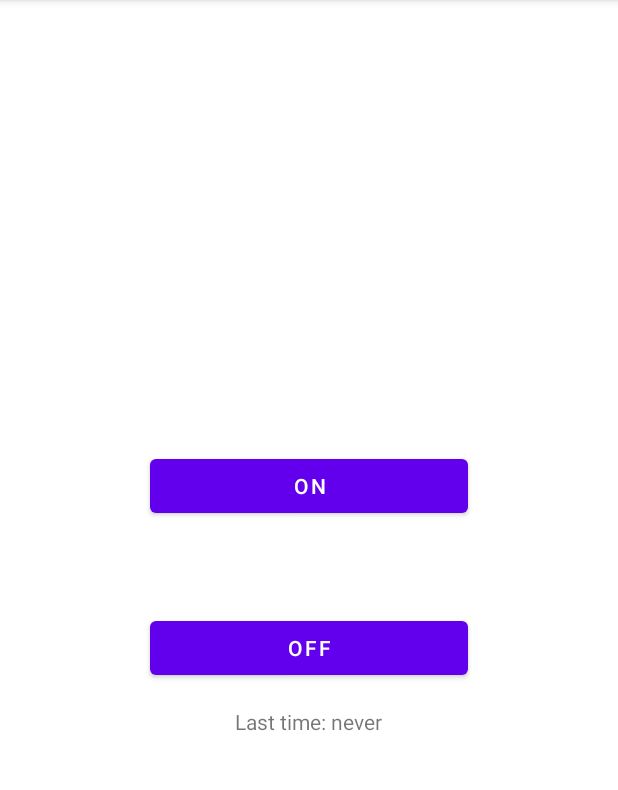
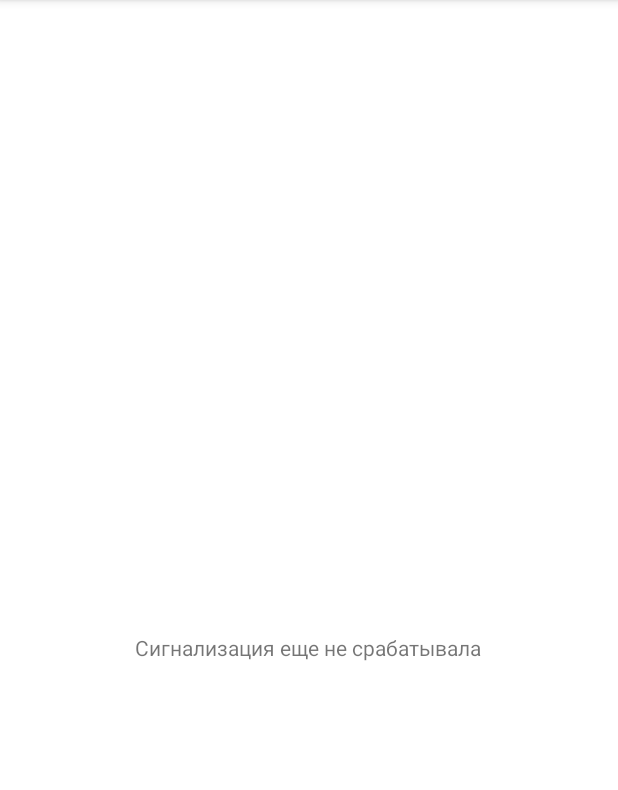
Before and after one commit to Nikita-080/IoT, an Android app: the screen it shows after launch (MainActivity), on a phone screen of 412 x 824 dp, the part 84-874 px from its top. Run offline under Robolectric (Android 15) with nearby library versions, the phone set to English and light mode, and no system bars.

Commit message:
сообщения на русском языке. очистка кода

```diff
--- a/mobile/app/src/main/res/layout/activity_main.xml
+++ b/mobile/app/src/main/res/layout/activity_main.xml
@@ -10,40 +10,12 @@
         android:id="@+id/textView"
         android:layout_width="wrap_content"
         android:layout_height="wrap_content"
-        android:text="Last time: never"
+        android:text="Сигнализация еще не срабатывала"
         app:layout_constraintBottom_toBottomOf="parent"
         app:layout_constraintEnd_toEndOf="parent"
         app:layout_constraintHorizontal_bias="0.498"
         app:layout_constraintStart_toStartOf="parent"
         app:layout_constraintTop_toTopOf="parent"
-        app:layout_constraintVertical_bias="0.63" />
-
-    <Button
-        android:id="@+id/button2"
-        android:layout_width="0dp"
-        android:layout_height="wrap_content"
-        android:layout_marginStart="100dp"
-        android:layout_marginEnd="100dp"
-        android:layout_marginBottom="312dp"
-        android:text="OFF"
-        android:onClick="TestNot"
-        app:layout_constraintBottom_toBottomOf="parent"
-        app:layout_constraintEnd_toEndOf="parent"
-        app:layout_constraintHorizontal_bias="0.0"
-        app:layout_constraintStart_toStartOf="parent"
-        app:layout_constraintTop_toBottomOf="@+id/textView"
-        app:layout_constraintVertical_bias="1.0" />
-
-    <Button
-        android:id="@+id/button3"
-        android:layout_width="0dp"
-        android:layout_height="wrap_content"
-        android:layout_marginStart="100dp"
-        android:layout_marginTop="300dp"
-        android:layout_marginEnd="100dp"
-        android:text="ON"
-        app:layout_constraintEnd_toEndOf="parent"
-        app:layout_constraintStart_toStartOf="parent"
-        app:layout_constraintTop_toTopOf="parent" />
+        app:layout_constraintVertical_bias="0.564" />
 
 </androidx.constraintlayout.widget.ConstraintLayout>
```
Also changed, not shown: mobile/app/src/main/java/com/example/iotapplication/MainActivity.java (+9 -106 lines).
